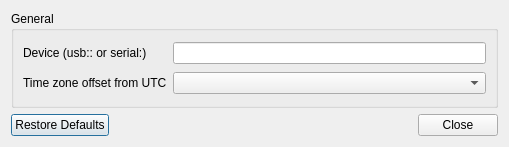
First picture: the form in src/igotugui/preferencesdialog.ui, repository mnalis/igotu2gpx, before the edit.
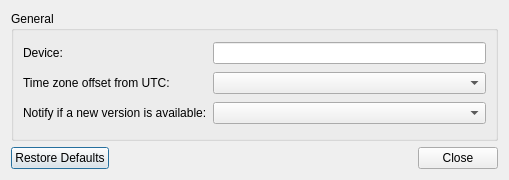
Second picture: the form after the edit.

What changed in the file:
```diff
--- a/src/igotugui/preferencesdialog.ui
+++ b/src/igotugui/preferencesdialog.ui
@@ -7,7 +7,7 @@
     <x>0</x>
     <y>0</y>
     <width>509</width>
-    <height>147</height>
+    <height>180</height>
    </rect>
   </property>
   <property name="windowTitle">
@@ -23,7 +23,7 @@
       <item row="0" column="0">
        <widget class="QLabel" name="label">
         <property name="text">
-         <string>Device (usb:&lt;vendor&gt;:&lt;device&gt; or serial:&lt;n&gt;)</string>
+         <string>Device:</string>
         </property>
         <property name="buddy">
          <cstring>device</cstring>
@@ -36,13 +36,29 @@
       <item row="1" column="0">
        <widget class="QLabel" name="label_2">
         <property name="text">
-         <string>Time zone offset from UTC</string>
+         <string>Time zone offset from UTC:</string>
+        </property>
+        <property name="buddy">
+         <cstring>utcOffset</cstring>
         </property>
        </widget>
       </item>
       <item row="1" column="1">
        <widget class="QComboBox" name="utcOffset"/>
       </item>
+      <item row="2" column="0">
+       <widget class="QLabel" name="label_3">
+        <property name="text">
+         <string>Notify if a new version is available:</string>
+        </property>
+        <property name="buddy">
+         <cstring>update</cstring>
+        </property>
+       </widget>
+      </item>
+      <item row="2" column="1">
+       <widget class="QComboBox" name="update"/>
+      </item>
      </layout>
     </widget>
    </item>
```
Left out of the diff: 17 changed lines with no effect on the pictures.
